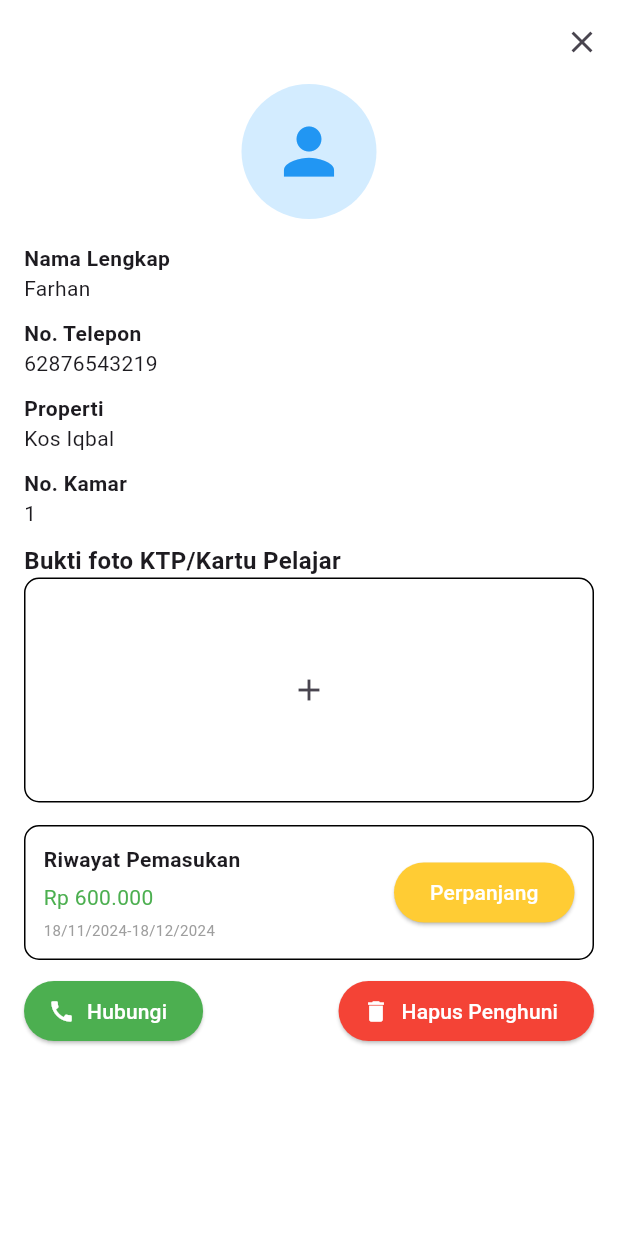
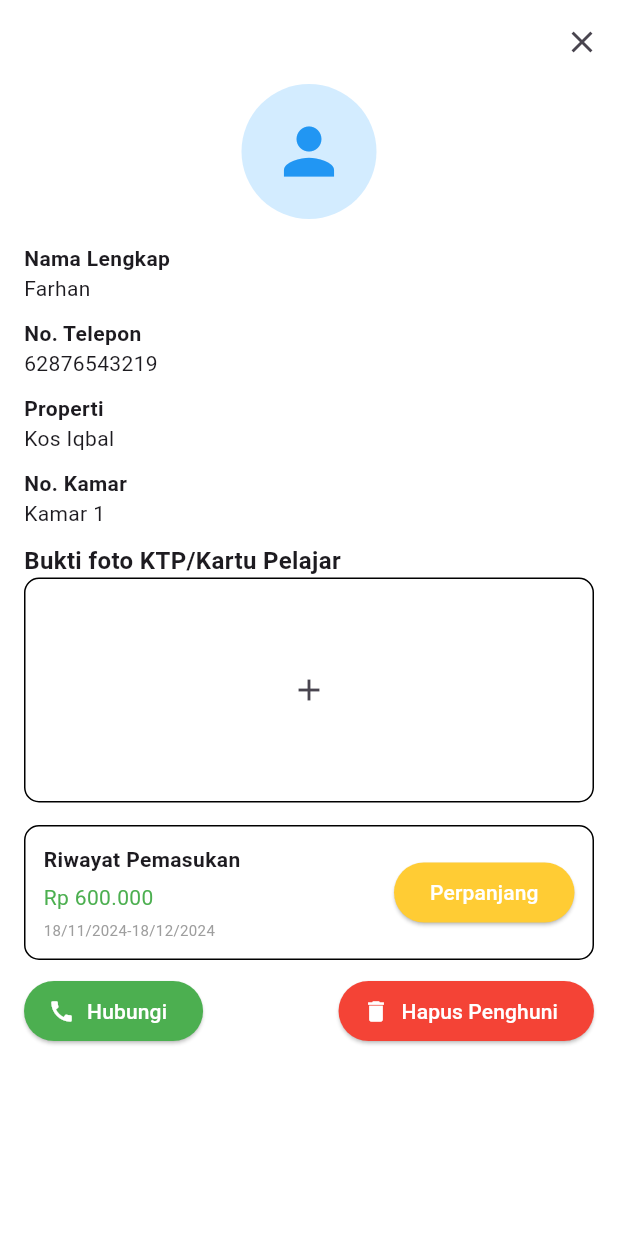
Before and after one commit to FarhanSFix/kost_app, a Flutter app: the DetailPenghuniView screen opened directly, on a phone screen of 412 x 824 dp. Run offline on Flutter 3.47's test engine with Material 3 defaults, Android fonts, the phone set to English and light mode, and no system bars; our stand-ins replace cloud_firestore, firebase_auth, firebase_core, get; accounts and stored records are empty.

Commit message:
UP codingan penghuni

```diff
--- /dev/null
+++ b/devtools_options.yaml
@@ -0,0 +1,3 @@
+description: This file stores settings for Dart & Flutter DevTools.
+documentation: https://docs.flutter.dev/tools/devtools/extensions#configure-extension-enablement-states
+extensions:
--- a/lib/app/modules/detail_penghuni/controllers/detail_penghuni_controller.dart
+++ b/lib/app/modules/detail_penghuni/controllers/detail_penghuni_controller.dart
@@ -7,7 +7,7 @@
     nama: "Farhan",
     noTelepon: "62876543219",
     properti: "Kos Iqbal",
-    noKamar: "1",
+    noKamar: "Kamar 1",
   );
 
   void perpanjangSewa() {
--- a/lib/app/modules/penghuni/views/penghuni_view.dart
+++ b/lib/app/modules/penghuni/views/penghuni_view.dart
@@ -125,7 +125,7 @@
                     },
                     // Card untuk menampilkan informasi penghuni
                     child: _buildCard(
-                        'Farhan', 'Kost Iqbal', 'Kamar 1', 'Bulanan'),
+                        'Farhan', 'Kost Iqbal', 'Kamar 1', '1 Bulan'),
                   ),
                 ],
               ),
```
